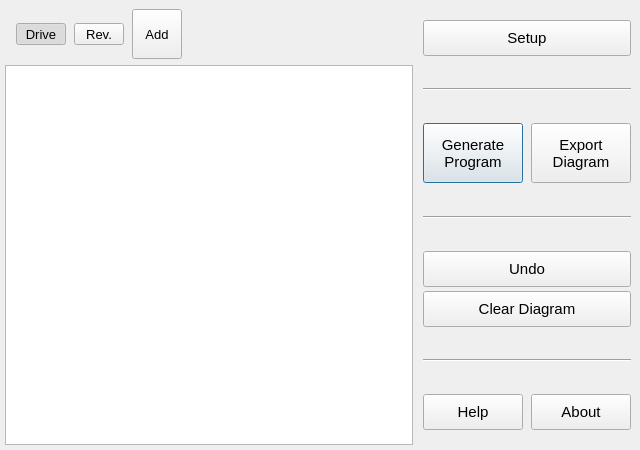
Old version of the form gui/drawwindow.ui in the repository OlyCow/draw-auton.
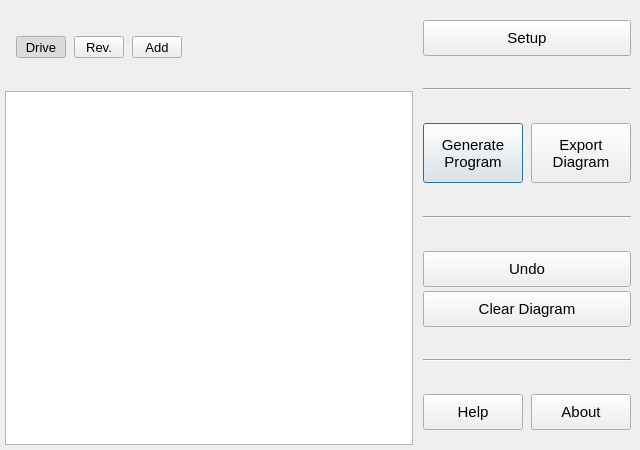
New version of the form. Icons and pictures are not drawn. Custom widgets are drawn as their Qt base class.

Commit message: Custom actions now save data

Diff of the .ui file:
```diff
--- a/gui/drawwindow.ui
+++ b/gui/drawwindow.ui
@@ -56,15 +56,15 @@
       <item>
        <widget class="QScrollArea" name="scrollArea_actions">
         <property name="sizePolicy">
-         <sizepolicy hsizetype="Expanding" vsizetype="Maximum">
+         <sizepolicy hsizetype="Expanding" vsizetype="Preferred">
           <horstretch>0</horstretch>
           <verstretch>0</verstretch>
          </sizepolicy>
         </property>
-        <property name="maximumSize">
+        <property name="minimumSize">
          <size>
-          <width>16777215</width>
-          <height>54</height>
+          <width>0</width>
+          <height>80</height>
          </size>
         </property>
         <property name="font">
@@ -84,6 +84,9 @@
         <property name="verticalScrollBarPolicy">
          <enum>Qt::ScrollBarAlwaysOff</enum>
         </property>
+        <property name="sizeAdjustPolicy">
+         <enum>QAbstractScrollArea::AdjustToContents</enum>
+        </property>
         <property name="widgetResizable">
          <bool>true</bool>
         </property>
@@ -93,7 +96,7 @@
            <x>0</x>
            <y>0</y>
            <width>403</width>
-           <height>54</height>
+           <height>80</height>
           </rect>
          </property>
          <layout class="QHBoxLayout" name="layout_tools">
@@ -200,7 +203,7 @@
           <item>
            <widget class="QToolButton" name="toolButton_add">
             <property name="sizePolicy">
-             <sizepolicy hsizetype="Preferred" vsizetype="Expanding">
+             <sizepolicy hsizetype="Preferred" vsizetype="Fixed">
               <horstretch>0</horstretch>
               <verstretch>0</verstretch>
              </sizepolicy>
```
The commit also changes 1 other file.
